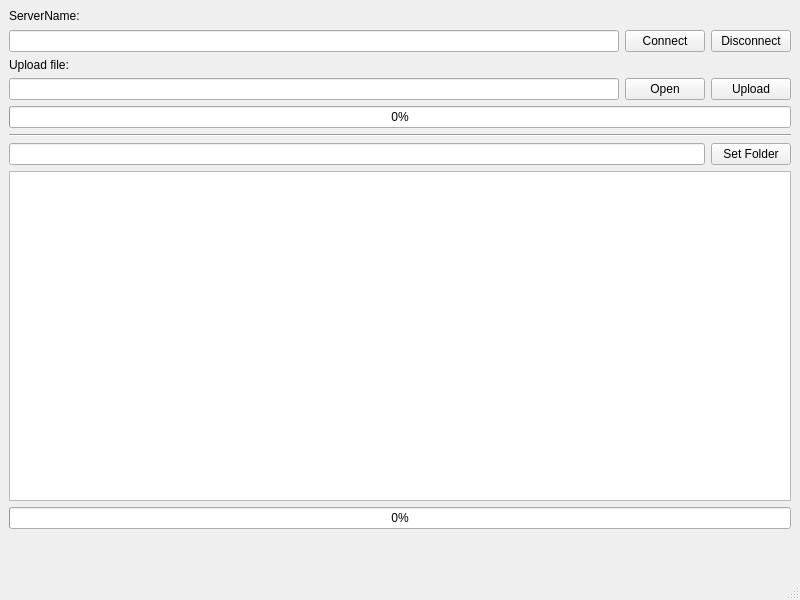
Before: the Qt Designer form tebrafile/mainwindow.ui in MATF-RS20/RS022-tebrafile, drawn with Qt 5.
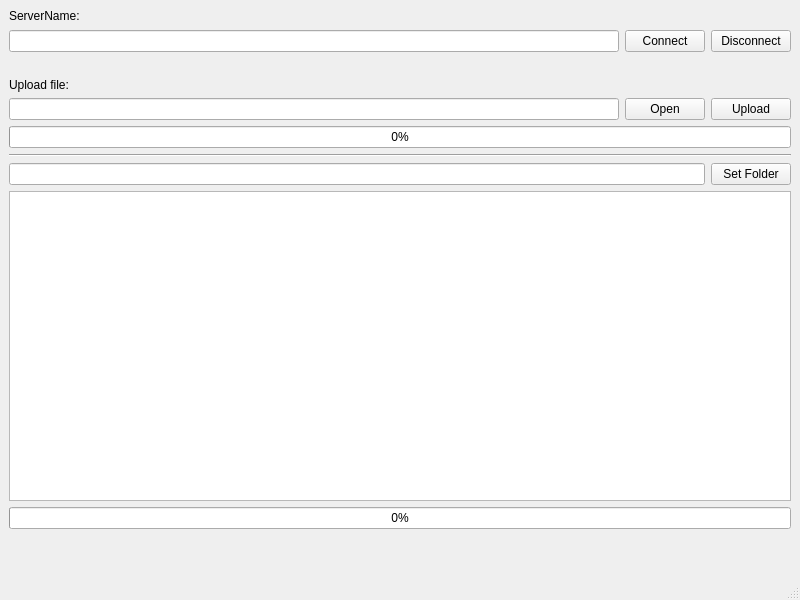
After: the same form once the commit is applied.

Commit message: login feature finished

Patch:
```diff
--- a/tebrafile/mainwindow.ui
+++ b/tebrafile/mainwindow.ui
@@ -53,6 +53,13 @@
       </item>
      </layout>
     </item>
+    <item>
+     <widget class="QLabel" name="loginMsg">
+      <property name="text">
+       <string/>
+      </property>
+     </widget>
+    </item>
     <item>
      <widget class="QLabel" name="label">
       <property name="text">
```
The commit also changes 2 other files.
